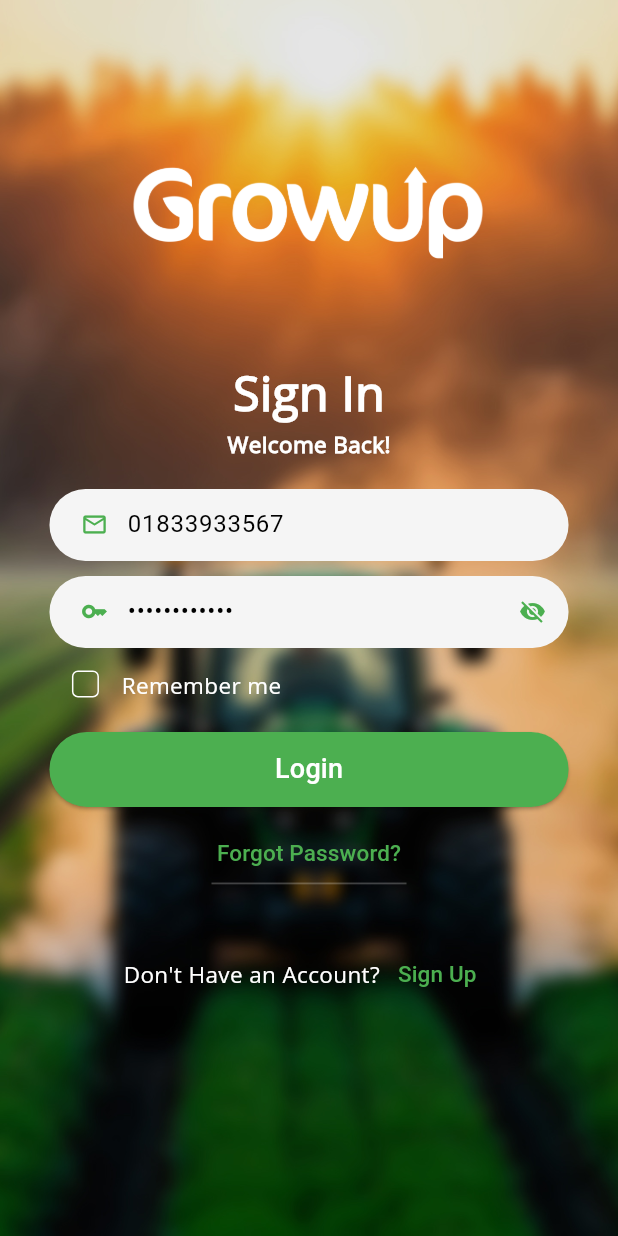
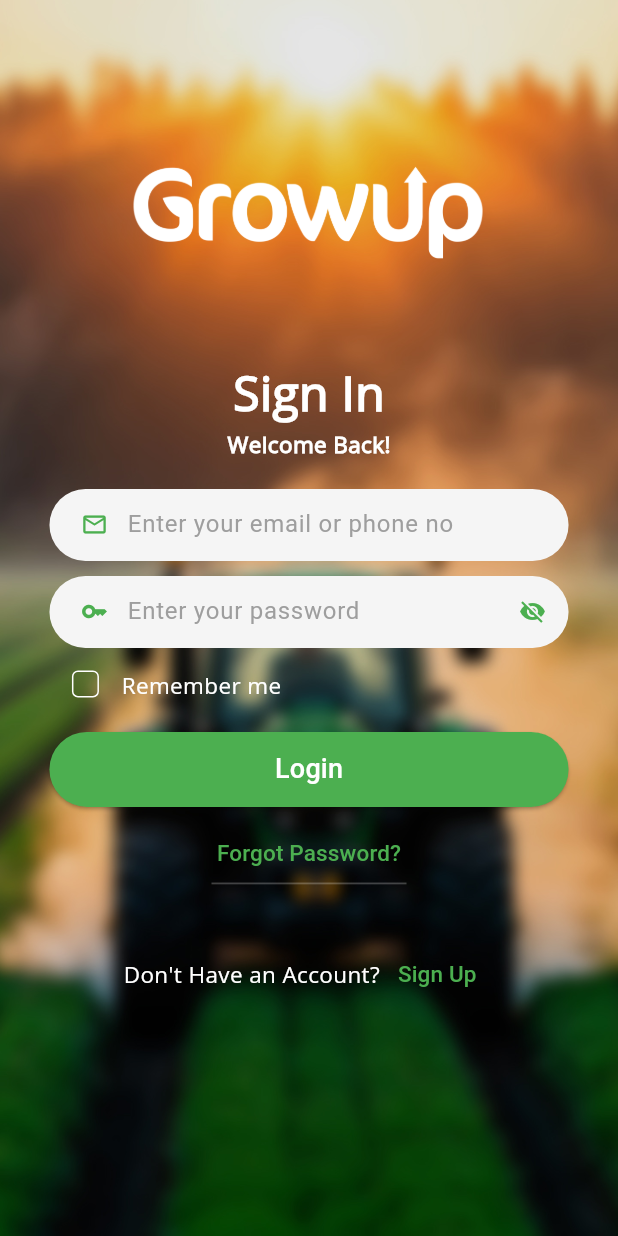
Before and after one commit to shekhorchandra/growup_mbl_app-master_restapi, a Flutter app: the MyLogin screen opened by its route, on a phone screen of 412 x 824 dp. Run offline on Flutter 3.47's test engine with Material 3 defaults, Android fonts, the phone set to English and light mode, and no system bars; our stand-ins replace carousel_slider, dio, flutter_html, flutter_secure_storage, flutter_svg, font_awesome_flutter and 8 more; missing offline and left inert: flutter_file_dialog, flutter_pdfview, in_app_update, shurjopay; accounts and stored records are empty.

Commit message:
minor issue

```diff
--- a/lib/views/login.dart
+++ b/lib/views/login.dart
@@ -169,8 +169,8 @@ class _MyLoginState extends State<MyLogin> with TickerProviderStateMixin {
     final height = size.height;
     final width = size.width;
 
-    usernameController.text = "01833933567";
-    passwordController.text = "ja!1ma!3Pa#2";
+    //usernameController.text = "01833933567";
+    //passwordController.text = "ja!1ma!3Pa#2";
 
     return Container(
       decoration: const BoxDecoration(
```
